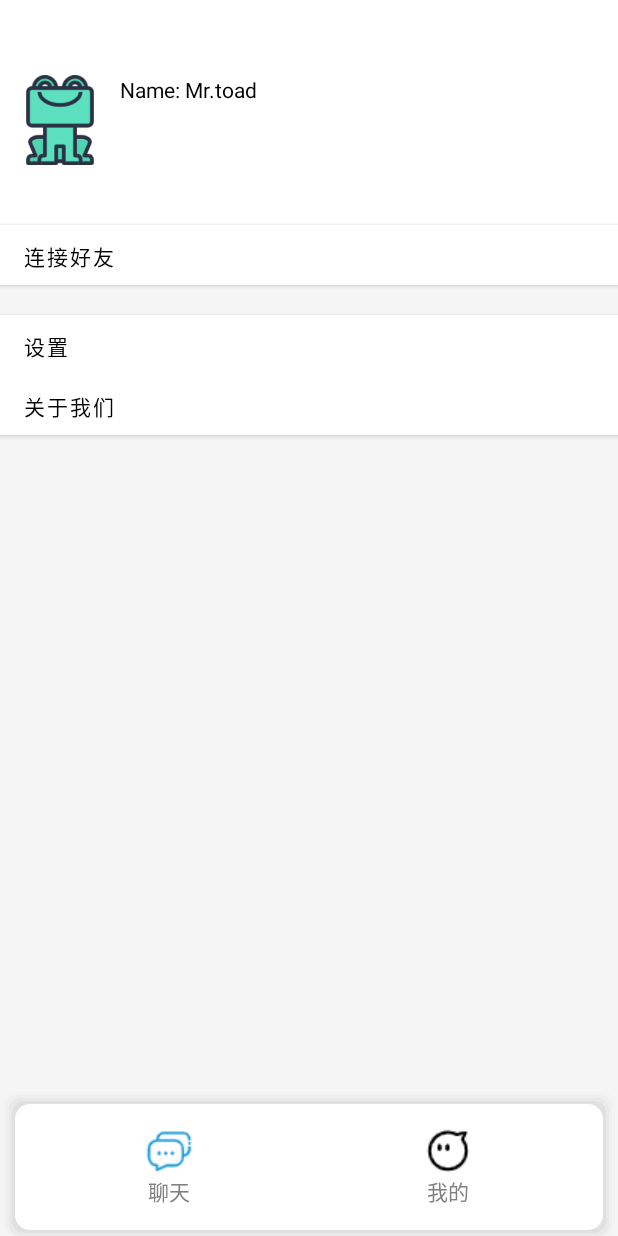
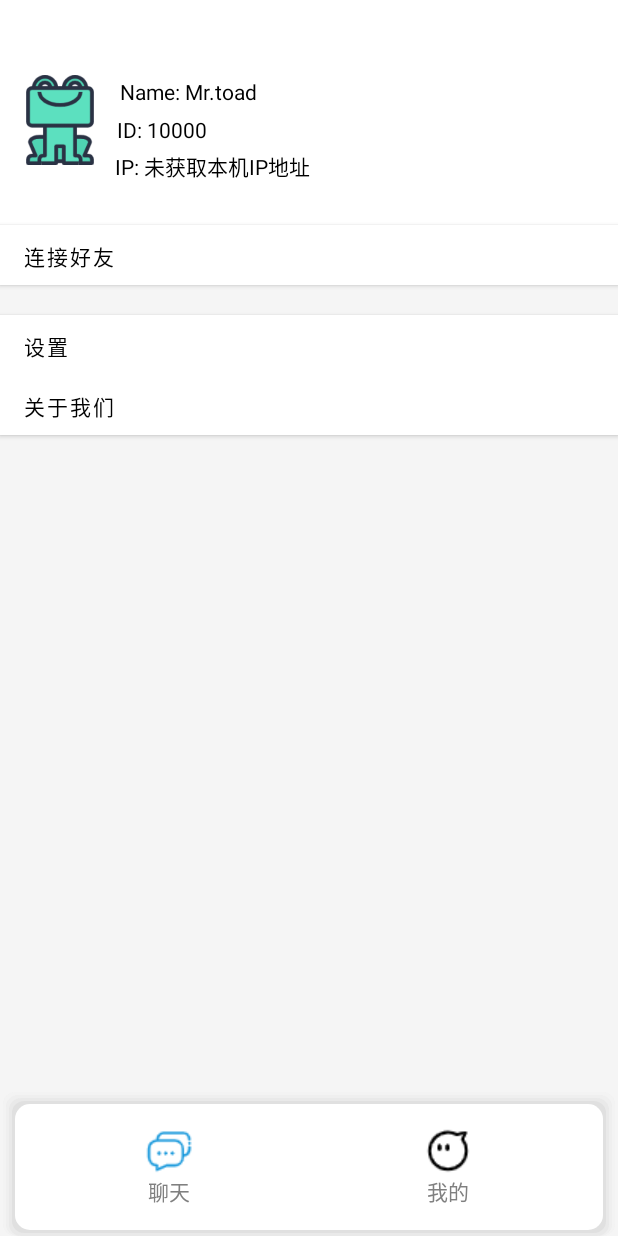
Before and after one commit to Wwanghan/Chat, an Android app: the fragment myFragment placed in its activity, on a phone screen of 412 x 824 dp. Run offline under Robolectric (Android 15) with nearby library versions, the phone set to English and light mode, and no system bars.

Commit message:
实现获取本机IP地址

```diff
--- a/app/src/main/java/com/example/chat/myFragment.java
+++ b/app/src/main/java/com/example/chat/myFragment.java
@@ -1,9 +1,17 @@
 package com.example.chat;
 
 import android.Manifest;
+import android.accessibilityservice.AccessibilityService;
 import android.app.AlertDialog;
+import android.content.Context;
 import android.content.Intent;
 import android.content.pm.PackageManager;
+import android.net.ConnectivityManager;
+import android.net.Network;
+import android.net.NetworkCapabilities;
+import android.net.NetworkInfo;
+import android.net.wifi.WifiInfo;
+import android.net.wifi.WifiManager;
 import android.os.Bundle;
 import android.util.Log;
 import android.view.LayoutInflater;
@@ -28,7 +36,12 @@ import org.json.JSONObject;
 import java.io.BufferedReader;
 import java.io.InputStreamReader;
 import java.io.PrintWriter;
+import java.net.InetAddress;
+import java.net.NetworkInterface;
 import java.net.Socket;
+import java.util.Collections;
+import java.util.Formatter;
+import java.util.List;
 import java.util.Scanner;
 
 public class
@@ -49,10 +62,16 @@ myFragment extends Fragment {
     public void onViewCreated(@NonNull View view, @Nullable Bundle savedInstanceState) {
         super.onViewCreated(view, savedInstanceState);
 
-        TextView uid = view.findViewById(R.id.UID);
-        uid.setText(info_content);
+          // UID暂时取消动态获取
+//        TextView uid = view.findViewById(R.id.UID);
+//        uid.setText(info_content);
 
         Button wlan_connect_btn = view.findViewById(R.id.WLAN_CONNECT_BTN);
+
+        // 获取本机IP地址并显示在页面上
+        TextView localIpAddress = view.findViewById(R.id.localIp);
+        String ipAddress = getIpAddress(getContext());
+        localIpAddress.setText("IP: " + ipAddress);
 
         wlan_connect_btn.setOnClickListener(new View.OnClickListener() {
             @Override
@@ -111,43 +130,107 @@ myFragment extends Fragment {
     @Override
     public void onCreate(@Nullable Bundle savedInstanceState) {
         super.onCreate(savedInstanceState);
+
+        // UID暂时取消动态获取
 //        动态请求读写权限
-        if (ContextCompat.checkSelfPermission(getActivity() , Manifest.permission.READ_EXTERNAL_STORAGE) != PackageManager.PERMISSION_GRANTED ||
-                ContextCompat.checkSelfPermission(getActivity() , Manifest.permission.WRITE_EXTERNAL_STORAGE) != PackageManager.PERMISSION_GRANTED){
-            ActivityCompat.requestPermissions(getActivity() , new String[]{Manifest.permission.READ_EXTERNAL_STORAGE , Manifest.permission.WRITE_EXTERNAL_STORAGE} , 1);
-        }else {
-            getUserUid();
+//        if (ContextCompat.checkSelfPermission(getActivity() , Manifest.permission.READ_EXTERNAL_STORAGE) != PackageManager.PERMISSION_GRANTED ||
+//                ContextCompat.checkSelfPermission(getActivity() , Manifest.permission.WRITE_EXTERNAL_STORAGE) != PackageManager.PERMISSION_GRANTED){
+//            ActivityCompat.requestPermissions(getActivity() , new String[]{Manifest.permission.READ_EXTERNAL_STORAGE , Manifest.permission.WRITE_EXTERNAL_STORAGE} , 1);
+//        }else {
+//            getUserUid();
+//        }
+
+    }
+    // UID暂时取消动态获取
+//    @Override
+//    public void onRequestPermissionsResult(int requestCode, @NonNull String[] permissions, @NonNull int[] grantResults) {
+//        super.onRequestPermissionsResult(requestCode, permissions, grantResults);
+//
+//        if (requestCode == 1) {
+//            // 检查请求结果是否包含读写权限
+//            if (grantResults.length > 0
+//                    && grantResults[0] == PackageManager.PERMISSION_GRANTED
+//                    && grantResults[1] == PackageManager.PERMISSION_GRANTED) {
+//                // 用户同意了读写权限请求，执行文件操作
+//                getUserUid();
+//            } else {
+//                Log.i("toad", "onRequestPermissionsResult: no");
+//            }
+//        }
+//    }
+      // UID暂时取消动态获取
+//    public void getUserUid(){
+//        // 最开始先执行这儿的代码，使用readFromFile读取文件时，这个函数先会判断本地Download下到底有没有这个文件
+//        // 如果有，那么最后会返回文件内容，info_content就可以接收到文件中的数据。
+//        // 如果找不到要读的文件，则返回null，那么下面的if语句成立，于是先创建文件，再读取文件。
+//        info_content = fs.readFromFile("chat_personalInformation.txt" , getActivity());
+//        if (info_content == null){
+//            fs.writeToFile("chat_personalInformation.txt" , "10000" , getActivity());
+//            info_content = fs.readFromFile("chat_personalInformation.txt" , getActivity());
+//        }
+//    }
+
+    // 用于获取本机IP地址，优先获取wifi,其次是数据网络
+    public static String getIpAddress(Context context) {
+        // 优先获取Wi-Fi的IP地址
+        WifiManager wifiManager = (WifiManager) context.getSystemService(Context.WIFI_SERVICE);
+
+        // 判断手机的wifi是否开启，如果开启则进入if开始获取本机连接的wifi的地址
+        if (wifiManager.isWifiEnabled()) {
+            WifiInfo wifiInfo = wifiManager.getConnectionInfo();
+            int ipAddress = wifiInfo.getIpAddress();
+
+            if (ipAddress != 0) {
+                // 转换Wi-Fi的IP地址为小数点分割的字符串形式返回
+                return (ipAddress & 0xFF) + "." +
+                        ((ipAddress >> 8) & 0xFF) + "." +
+                        ((ipAddress >> 16) & 0xFF) + "." +
+                        ((ipAddress >> 24) & 0xFF);
+            }
         }
 
+        // 如果Wi-Fi不可用，则获取移动数据网络的IP地址
+        String mobileIpAddress = getMobileNetworkIpAddress(context);
+        if (mobileIpAddress != null) {
+            return mobileIpAddress;
+        }
+
+        // Wi-Fi和数据网络都不可用时，返回提示
+        return "未获取本机IP地址";
     }
 
-    @Override
-    public void onRequestPermissionsResult(int requestCode, @NonNull String[] permissions, @NonNull int[] grantResults) {
-        super.onRequestPermissionsResult(requestCode, permissions, grantResults);
+    // 获取移动数据网络的IP地址
+    private static String getMobileNetworkIpAddress(Context context) {
+        ConnectivityManager cm = (ConnectivityManager) context.getSystemService(Context.CONNECTIVITY_SERVICE);
 
-        if (requestCode == 1) {
-            // 检查请求结果是否包含读写权限
-            if (grantResults.length > 0
-                    && grantResults[0] == PackageManager.PERMISSION_GRANTED
-                    && grantResults[1] == PackageManager.PERMISSION_GRANTED) {
-                // 用户同意了读写权限请求，执行文件操作
-                getUserUid();
-            } else {
-                Log.i("toad", "onRequestPermissionsResult: no");
+        if (android.os.Build.VERSION.SDK_INT >= android.os.Build.VERSION_CODES.M) {
+            Network activeNetwork = cm.getActiveNetwork();
+            NetworkCapabilities capabilities = cm.getNetworkCapabilities(activeNetwork);
+
+            if (capabilities != null && capabilities.hasTransport(NetworkCapabilities.TRANSPORT_CELLULAR)) {
+                // 移动数据网络连接时，获取IP地址
+                return getIpAddressFromNetworkInterfaces();
             }
         }
+        return null;
     }
 
-    public void getUserUid(){
-        // 最开始先执行这儿的代码，使用readFromFile读取文件时，这个函数先会判断本地Download下到底有没有这个文件
-        // 如果有，那么最后会返回文件内容，info_content就可以接收到文件中的数据。
-        // 如果找不到要读的文件，则返回null，那么下面的if语句成立，于是先创建文件，再读取文件。
-        info_content = fs.readFromFile("chat_personalInformation.txt" , getActivity());
-        if (info_content == null){
-            fs.writeToFile("chat_personalInformation.txt" , "10000" , getActivity());
-            info_content = fs.readFromFile("chat_personalInformation.txt" , getActivity());
+    // 从网络接口中获取IP地址
+    private static String getIpAddressFromNetworkInterfaces() {
+        try {
+            List<NetworkInterface> interfaces = Collections.list(NetworkInterface.getNetworkInterfaces());
+            for (NetworkInterface intf : interfaces) {
+                List<InetAddress> addrs = Collections.list(intf.getInetAddresses());
+                for (InetAddress addr : addrs) {
+                    if (!addr.isLoopbackAddress() && addr instanceof java.net.Inet4Address) {
+                        return addr.getHostAddress();  // 返回IPv4地址
+                    }
+                }
+            }
+        } catch (Exception ex) {
+            ex.printStackTrace();
         }
+        return null;
     }
 
-
 }
--- a/app/src/main/res/layout/fragment_my.xml
+++ b/app/src/main/res/layout/fragment_my.xml
@@ -32,11 +32,21 @@
             android:id="@+id/UID"
             android:layout_width="wrap_content"
             android:layout_height="wrap_content"
-            android:layout_marginTop="91dp"
+            android:layout_marginTop="75dp"
             android:layout_marginLeft="-93dp"
             android:textColor="#000000"
-            android:text="ID:000001"/>
+            android:text="ID: 10000"/>
         <!--    UID后期为随机-->
+
+        <TextView
+            android:id="@+id/localIp"
+            android:layout_width="wrap_content"
+            android:layout_height="wrap_content"
+            android:layout_marginTop="100dp"
+            android:layout_marginLeft="-61dp"
+            android:textColor="#000000"
+            android:text="IP:"
+            />
     </LinearLayout>
 
     <Button
```
Also changed, not shown: app/src/main/AndroidManifest.xml (+7 -0 lines).
